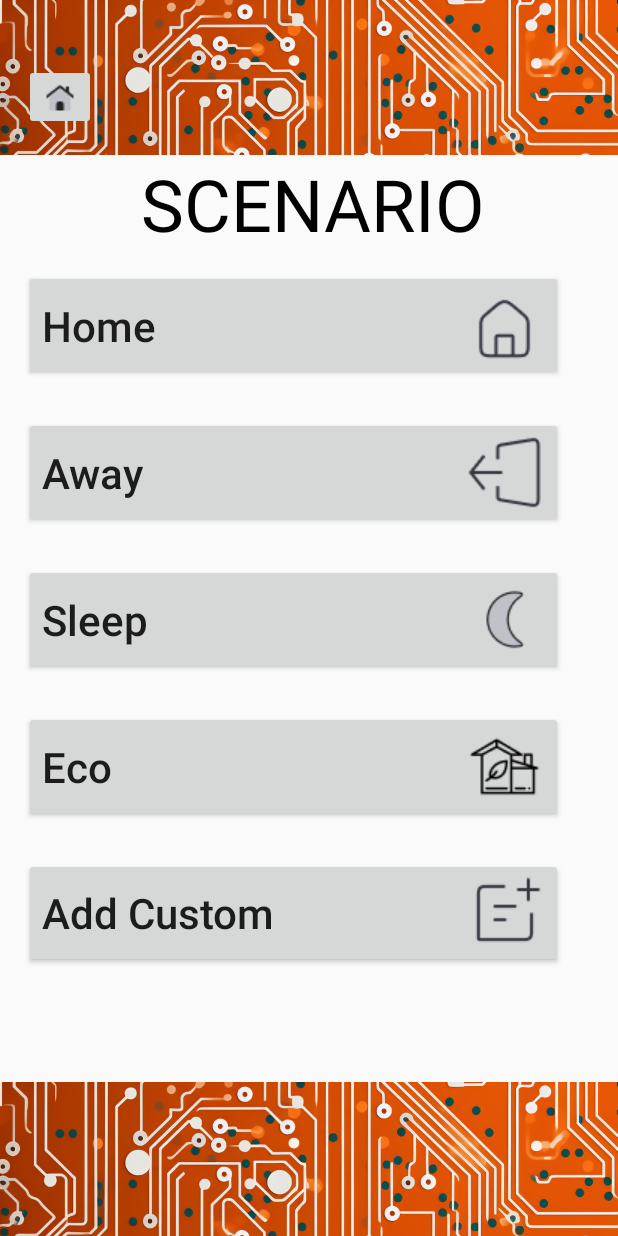
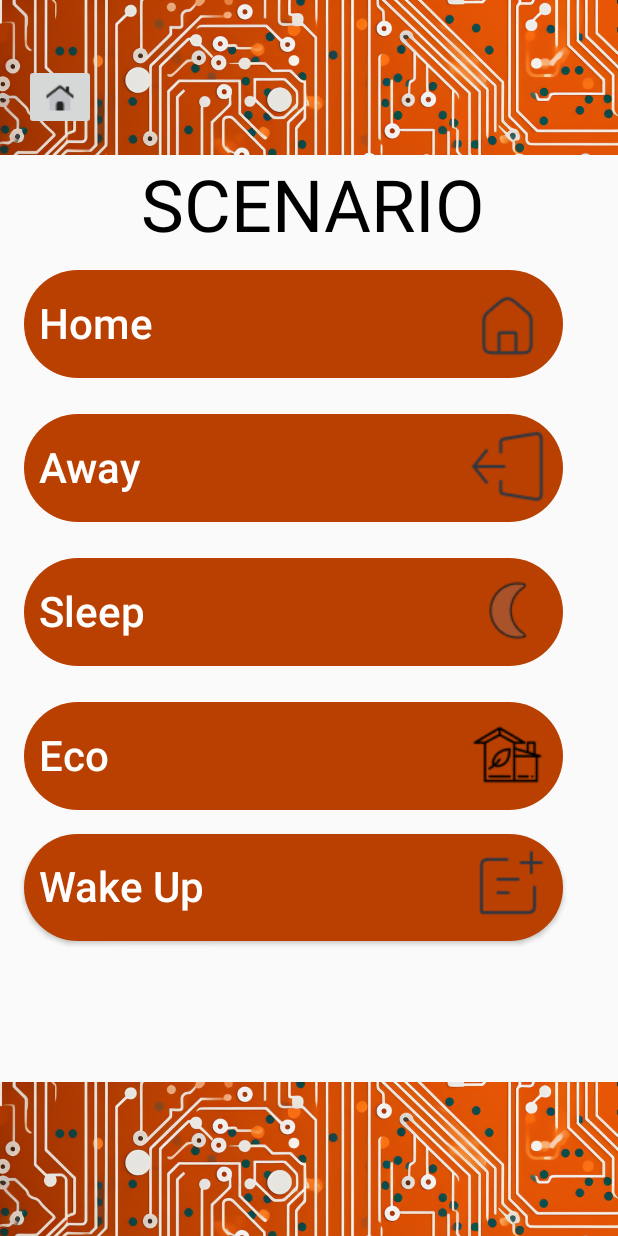
Before and after one commit to DavitSargsyan001/SmartHomie, an Android app: the Scenarios screen opened directly, with no data from a screen before it, after a tap on "Home", on a phone screen of 412 x 824 dp. Run offline under Robolectric (Android 15) with nearby library versions, the light colour scheme and no system bars; our stand-ins replace Volley; network calls fail; 1 statement that could not run was skipped.

Commit message:
Updated Scenarios Page
Match UI as home page and added Wake up instead of Custom

```diff
--- a/app/src/main/res/layout/scenarios_page.xml
+++ b/app/src/main/res/layout/scenarios_page.xml
@@ -46,14 +46,17 @@
 
     <Button
         android:id="@+id/btnHomeScenario"
-
-
         android:layout_width="359dp"
         android:layout_height="wrap_content"
         android:layout_marginStart="16dp"
         android:drawableEnd="@drawable/home"
-
+        android:background="@drawable/roundedbutton"
+        android:paddingTop="8dp"
+        android:paddingStart="10dp"
+        android:paddingEnd="10dp"
+        android:paddingBottom="10dp"
         android:text="Home"
+        android:textColor="@color/white"
         android:textAlignment="textStart"
         android:textAllCaps="false"
         android:textSize="28sp"
@@ -66,9 +69,14 @@
         android:layout_height="wrap_content"
         android:layout_marginStart="16dp"
         android:layout_marginTop="24dp"
-
+        android:background="@drawable/roundedbutton"
+        android:paddingTop="8dp"
+        android:paddingStart="10dp"
+        android:paddingEnd="10dp"
+        android:paddingBottom="10dp"
         android:drawableRight="@drawable/exit"
         android:text="Away"
+        android:textColor="@color/white"
         android:textAlignment="textStart"
         android:textAllCaps="false"
         android:textSize="28sp"
@@ -81,8 +89,14 @@
         android:layout_height="wrap_content"
         android:layout_marginStart="16dp"
         android:layout_marginTop="24dp"
+        android:background="@drawable/roundedbutton"
+        android:paddingTop="8dp"
+        android:paddingStart="10dp"
+        android:paddingEnd="10dp"
+        android:paddingBottom="10dp"
         android:drawableRight="@drawable/moon"
         android:text="Sleep"
+        android:textColor="@color/white"
         android:textAlignment="textStart"
         android:textAllCaps="false"
         android:textSize="28sp"
@@ -95,8 +109,14 @@
         android:layout_height="wrap_content"
         android:layout_marginStart="16dp"
         android:layout_marginTop="24dp"
+        android:background="@drawable/roundedbutton"
+        android:paddingTop="8dp"
+        android:paddingStart="10dp"
+        android:paddingEnd="10dp"
+        android:paddingBottom="10dp"
         android:drawableRight="@drawable/_19_leaf_1"
         android:text="Eco "
+        android:textColor="@color/white"
         android:textAlignment="textStart"
         android:textAllCaps="false"
         android:textSize="28sp"
@@ -108,11 +128,17 @@
         android:layout_width="359dp"
         android:layout_height="wrap_content"
         android:layout_marginStart="16dp"
-        android:layout_marginTop="24dp"
+        android:layout_marginTop="16dp"
+        android:background="@drawable/roundedbutton"
         android:drawableRight="@drawable/add_custonm_"
-        android:text="Add Custom"
+        android:paddingStart="10dp"
+        android:paddingTop="8dp"
+        android:paddingEnd="10dp"
+        android:paddingBottom="10dp"
+        android:text="Wake Up"
         android:textAlignment="textStart"
         android:textAllCaps="false"
+        android:textColor="@color/white"
         android:textSize="28sp"
         app:layout_constraintStart_toStartOf="parent"
         app:layout_constraintTop_toBottomOf="@+id/btnEcoScenario" />
```
